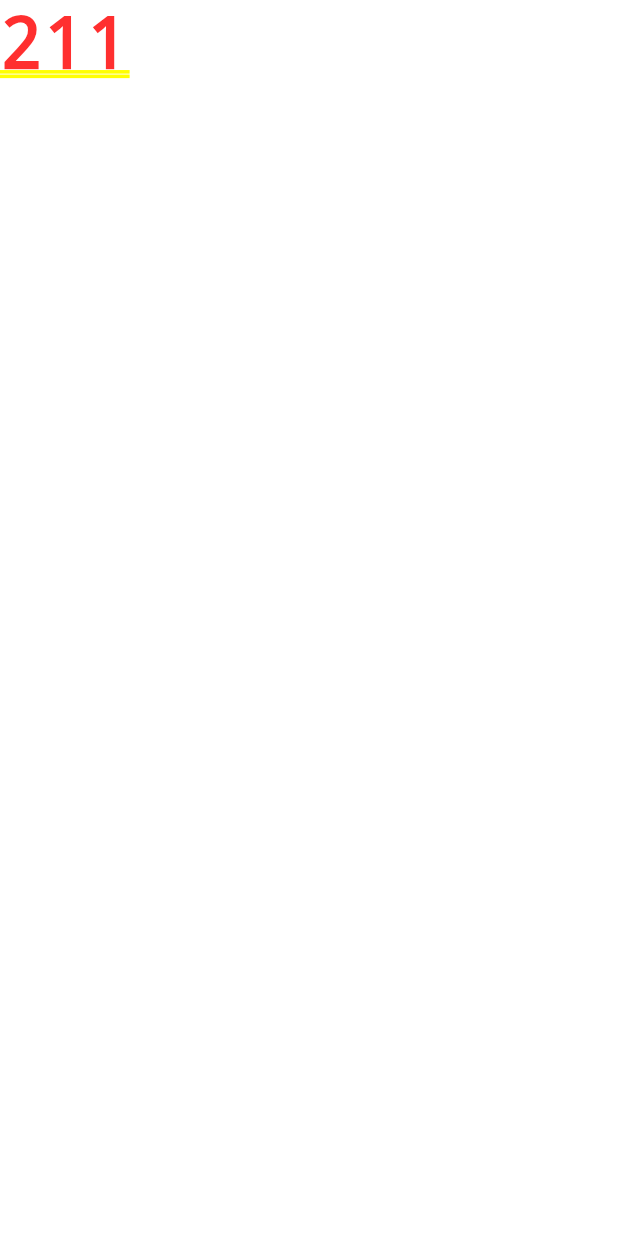
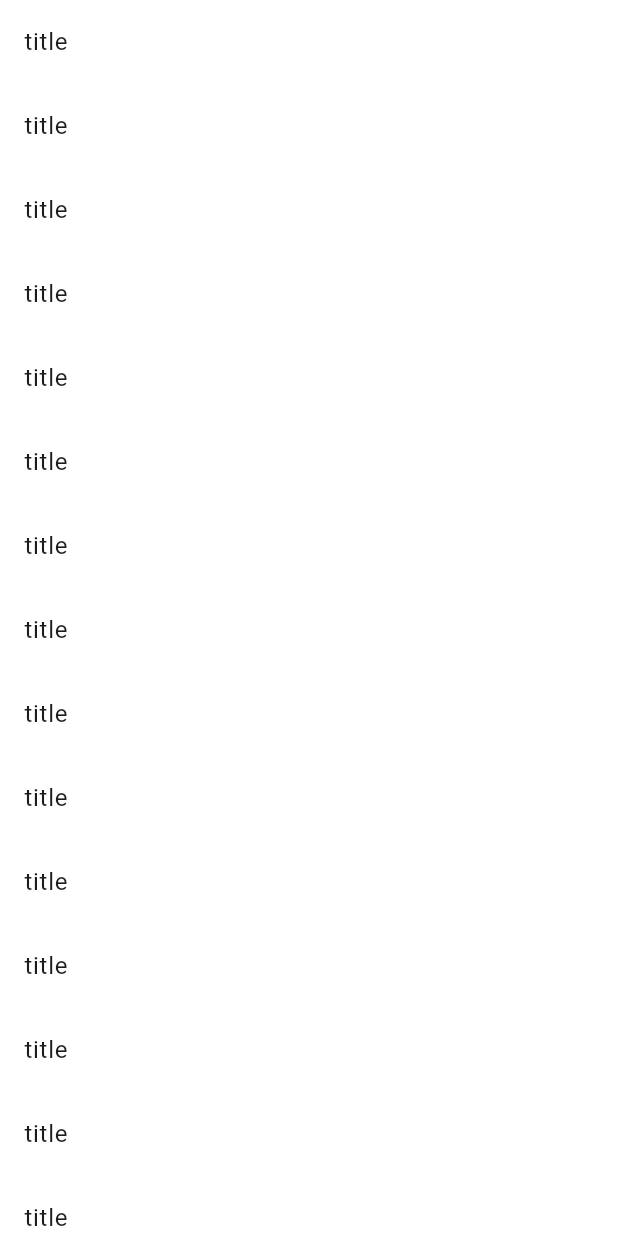
Before and after one commit to 540765/Flutter-App-Laboratory, a Flutter app: the screen it shows after launch, on a phone screen of 412 x 824 dp. Run offline on Flutter 3.47's test engine with Material 2 defaults, Android fonts, the phone set to English and light mode, and no system bars; our stand-ins replace go_router.

Commit message:
2023-09-22

```diff
--- a/lib/app/pages/home/home_portrait/mobile/home_mobile_portrait_view.dart
+++ b/lib/app/pages/home/home_portrait/mobile/home_mobile_portrait_view.dart
@@ -1,10 +1,22 @@
-import 'package:flutter/widgets.dart';
+import 'package:flutter/material.dart';
 
-class HomeMobilePortraitView extends StatelessWidget{
+class HomeMobilePortraitView extends StatelessWidget {
   const HomeMobilePortraitView({Key? key}) : super(key: key);
 
   @override
   Widget build(BuildContext context) {
-    return const Text('211');
+    return Material(
+      child: Container(
+        color: Colors.white,
+        child: ListView.builder(
+          itemBuilder: (BuildContext context, int index) {
+            return const ListTile(
+              title: Text('title'),
+            );
+          },
+          itemCount: 20,
+        ),
+      ),
+    );
   }
 }
```
Also changed, not shown: lib/app_init/app_life/app_life_laboratory.dart (+8 -2 lines), lib/app_widget/app_laboratory_refresh/app_laboratory_refresh.dart (added, +14 -0 lines), 4 other files.
